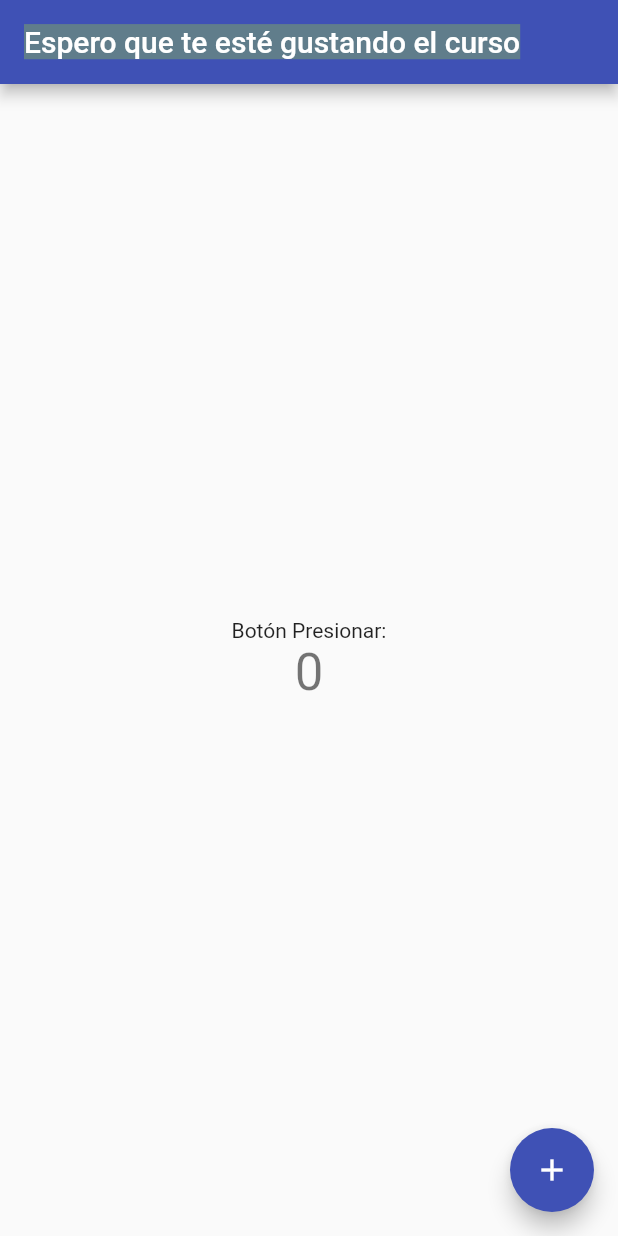
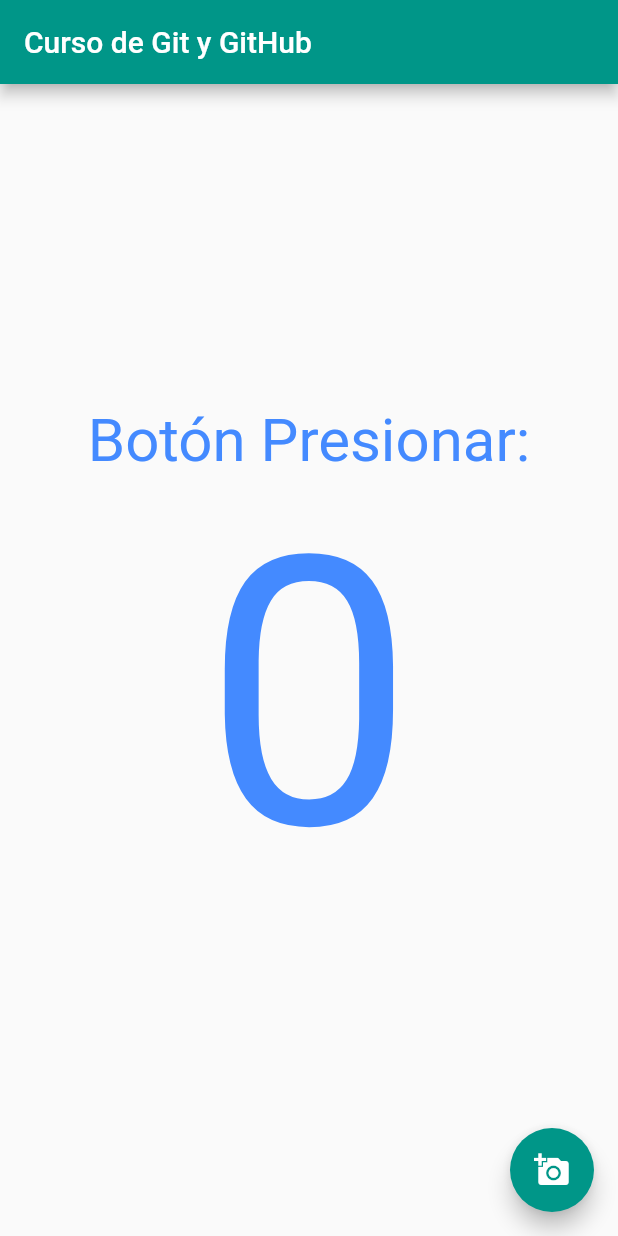
Before and after one commit to spainbarca/Git_GitHub, a Flutter app: the screen it shows after launch, on a phone screen of 412 x 824 dp. Run offline on Flutter 3.47's test engine with Material 2 defaults, Android fonts, the phone set to English and light mode, and no system bars.

Commit message:
App Terminada v1

```diff
--- a/lib/main.dart
+++ b/lib/main.dart
@@ -15,9 +15,9 @@ class MyApp extends StatelessWidget {
 
       title: 'Curso Git y Github',
       theme: ThemeData(
-        primarySwatch: Colors.indigo,
+        primarySwatch: Colors.teal,
       ),
-      home: const MyHomePage(title: 'Espero que te esté gustando el curso'),
+      home: const MyHomePage(title: 'Curso de Git y GitHub'),
     );
   }
 }
@@ -48,7 +48,7 @@ class _MyHomePageState extends State<MyHomePage> {
       appBar: AppBar(
         // Here we take the value from the MyHomePage object that was created by
         // the App.build method, and use it to set our appbar title.
-        title: Text(widget.title,style: TextStyle(backgroundColor: Colors.blueGrey),),
+        title: Text(widget.title,),
       ),
       body: Center(
         // Center is a layout widget. It takes a single child and positions it
@@ -58,11 +58,11 @@ class _MyHomePageState extends State<MyHomePage> {
           mainAxisAlignment: MainAxisAlignment.center,
           children: <Widget>[
             const Text(
-              'Botón Presionar:',
+              'Botón Presionar:', style: TextStyle(color: Colors.blueAccent, fontSize: 40),
             ),
             Text(
               '$_counter',
-              style: Theme.of(context).textTheme.headline4,
+              style: TextStyle(color: Colors.blueAccent, fontSize: 250 ),
             ),
           ],
         ),
@@ -70,7 +70,7 @@ class _MyHomePageState extends State<MyHomePage> {
       floatingActionButton: FloatingActionButton(
         onPressed: _incrementCounter,
         tooltip: 'Increment',
-        child: const Icon(Icons.add),
+        child: const Icon(Icons.add_a_photo),
       ), // This trailing comma makes auto-formatting nicer for build methods.
     );
   }
```
